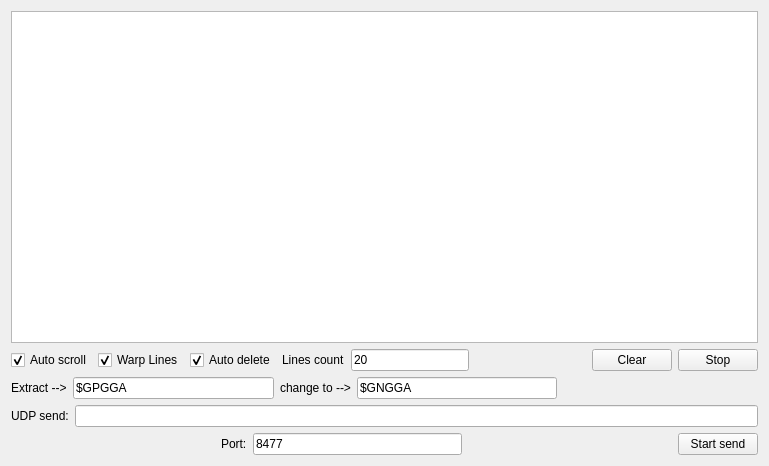
Old version of the form GpsSerialToUdp/terminal.ui in the repository DamianPodrazaCode/GpsSerialToUdp.
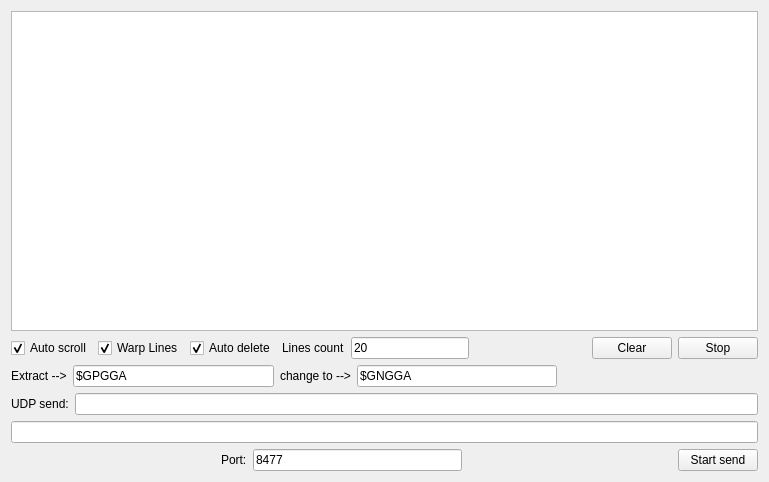
New version of the form.

What changed in the file:
```diff
--- a/GpsSerialToUdp/terminal.ui
+++ b/GpsSerialToUdp/terminal.ui
@@ -7,7 +7,7 @@
     <x>0</x>
     <y>0</y>
     <width>769</width>
-    <height>466</height>
+    <height>482</height>
    </rect>
   </property>
   <property name="windowTitle">
@@ -30,6 +30,108 @@
      </property>
     </widget>
    </item>
+   <item row="2" column="0">
+    <layout class="QHBoxLayout" name="horizontalLayout_2">
+     <item>
+      <widget class="QLabel" name="label_2">
+       <property name="text">
+        <string>Extract --&gt;</string>
+       </property>
+      </widget>
+     </item>
+     <item>
+      <widget class="QLineEdit" name="le_extract">
+       <property name="text">
+        <string>$GPGGA</string>
+       </property>
+      </widget>
+     </item>
+     <item>
+      <widget class="QLabel" name="label_3">
+       <property name="text">
+        <string>change to --&gt;</string>
+       </property>
+      </widget>
+     </item>
+     <item>
+      <widget class="QLineEdit" name="le_change">
+       <property name="text">
+        <string>$GNGGA</string>
+       </property>
+      </widget>
+     </item>
+     <item>
+      <spacer name="horizontalSpacer">
+       <property name="orientation">
+        <enum>Qt::Horizontal</enum>
+       </property>
+       <property name="sizeHint" stdset="0">
+        <size>
+         <width>40</width>
+         <height>20</height>
+        </size>
+       </property>
+      </spacer>
+     </item>
+    </layout>
+   </item>
+   <item row="5" column="0">
+    <layout class="QHBoxLayout" name="horizontalLayout_4">
+     <item>
+      <spacer name="horizontalSpacer_4">
+       <property name="orientation">
+        <enum>Qt::Horizontal</enum>
+       </property>
+       <property name="sizeHint" stdset="0">
+        <size>
+         <width>40</width>
+         <height>20</height>
+        </size>
+       </property>
+      </spacer>
+     </item>
+     <item>
+      <widget class="QLabel" name="label_5">
+       <property name="text">
+        <string>Port:</string>
+       </property>
+      </widget>
+     </item>
+     <item>
+      <widget class="QLineEdit" name="le_port">
+       <property name="text">
+        <string>8477</string>
+       </property>
+      </widget>
+     </item>
+     <item>
+      <spacer name="horizontalSpacer_2">
+       <property name="orientation">
+        <enum>Qt::Horizontal</enum>
+       </property>
+       <property name="sizeHint" stdset="0">
+        <size>
+         <width>40</width>
+         <height>20</height>
+        </size>
+       </property>
+      </spacer>
+     </item>
+     <item>
+      <widget class="QPushButton" name="pb_send">
+       <property name="text">
+        <string>Start send</string>
+       </property>
+       <property name="checkable">
+        <bool>true</bool>
+       </property>
+       <property name="autoDefault">
+        <bool>false</bool>
+       </property>
+      </widget>
+     </item>
+    </layout>
+   </item>
    <item row="1" column="0">
     <layout class="QHBoxLayout" name="horizontalLayout">
      <item>
@@ -114,51 +216,6 @@
      </item>
     </layout>
    </item>
-   <item row="2" column="0">
-    <layout class="QHBoxLayout" name="horizontalLayout_2">
-     <item>
-      <widget class="QLabel" name="label_2">
-       <property name="text">
-        <string>Extract --&gt;</string>
-       </property>
-      </widget>
-     </item>
-     <item>
-      <widget class="QLineEdit" name="le_extract">
-       <property name="text">
-        <string>$GPGGA</string>
-       </property>
-      </widget>
-     </item>
-     <item>
-      <widget class="QLabel" name="label_3">
-       <property name="text">
-        <string>change to --&gt;</string>
-       </property>
-      </widget>
-     </item>
-     <item>
-      <widget class="QLineEdit" name="le_change">
-       <property name="text">
-        <string>$GNGGA</string>
-       </property>
-      </widget>
-     </item>
-     <item>
-      <spacer name="horizontalSpacer">
-       <property name="orientation">
-        <enum>Qt::Horizontal</enum>
-       </property>
-       <property name="sizeHint" stdset="0">
-        <size>
-         <width>40</width>
-         <height>20</height>
-        </size>
-       </property>
-      </spacer>
-     </item>
-    </layout>
-   </item>
    <item row="3" column="0">
     <layout class="QHBoxLayout" name="horizontalLayout_3">
      <item>
@@ -174,61 +231,7 @@
     </layout>
    </item>
    <item row="4" column="0">
-    <layout class="QHBoxLayout" name="horizontalLayout_4">
-     <item>
-      <spacer name="horizontalSpacer_4">
-       <property name="orientation">
-        <enum>Qt::Horizontal</enum>
-       </property>
-       <property name="sizeHint" stdset="0">
-        <size>
-         <width>40</width>
-         <height>20</height>
-        </size>
-       </property>
-      </spacer>
-     </item>
-     <item>
-      <widget class="QLabel" name="label_5">
-       <property name="text">
-        <string>Port:</string>
-       </property>
-      </widget>
-     </item>
-     <item>
-      <widget class="QLineEdit" name="le_port">
-       <property name="text">
-        <string>8477</string>
-       </property>
-      </widget>
-     </item>
-     <item>
-      <spacer name="horizontalSpacer_2">
-       <property name="orientation">
-        <enum>Qt::Horizontal</enum>
-       </property>
-       <property name="sizeHint" stdset="0">
-        <size>
-         <width>40</width>
-         <height>20</height>
-        </size>
-       </property>
-      </spacer>
-     </item>
-     <item>
-      <widget class="QPushButton" name="pb_send">
-       <property name="text">
-        <string>Start send</string>
-       </property>
-       <property name="checkable">
-        <bool>true</bool>
-       </property>
-       <property name="autoDefault">
-        <bool>false</bool>
-       </property>
-      </widget>
-     </item>
-    </layout>
+    <widget class="QLineEdit" name="le_send"/>
    </item>
   </layout>
  </widget>
```
